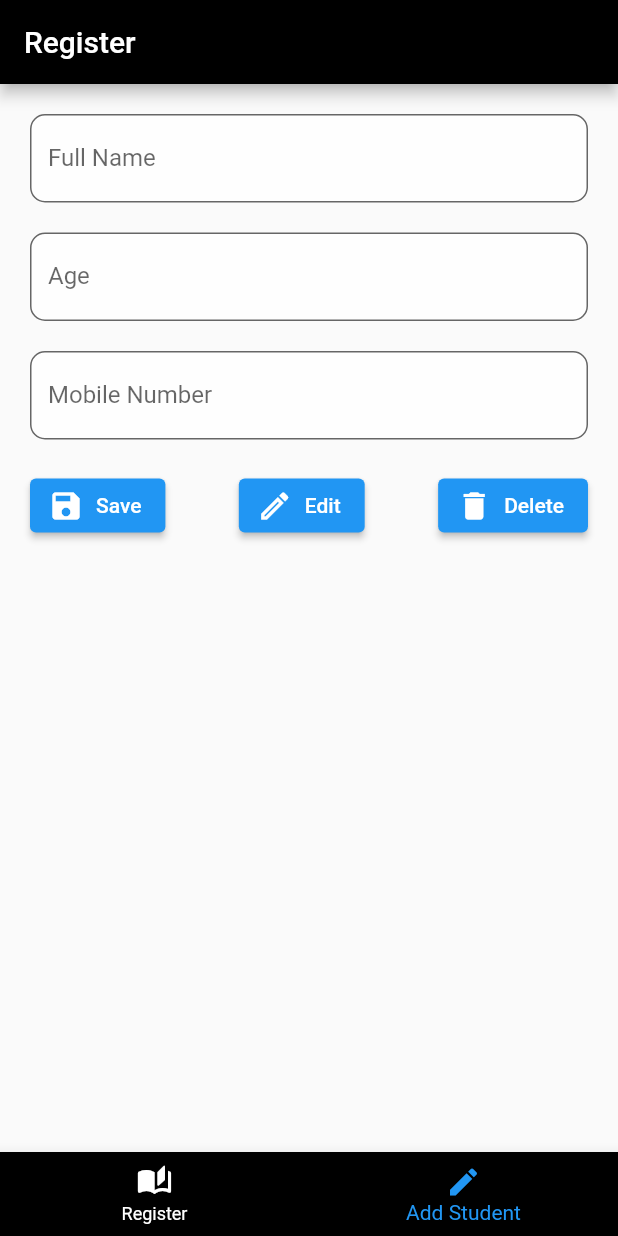
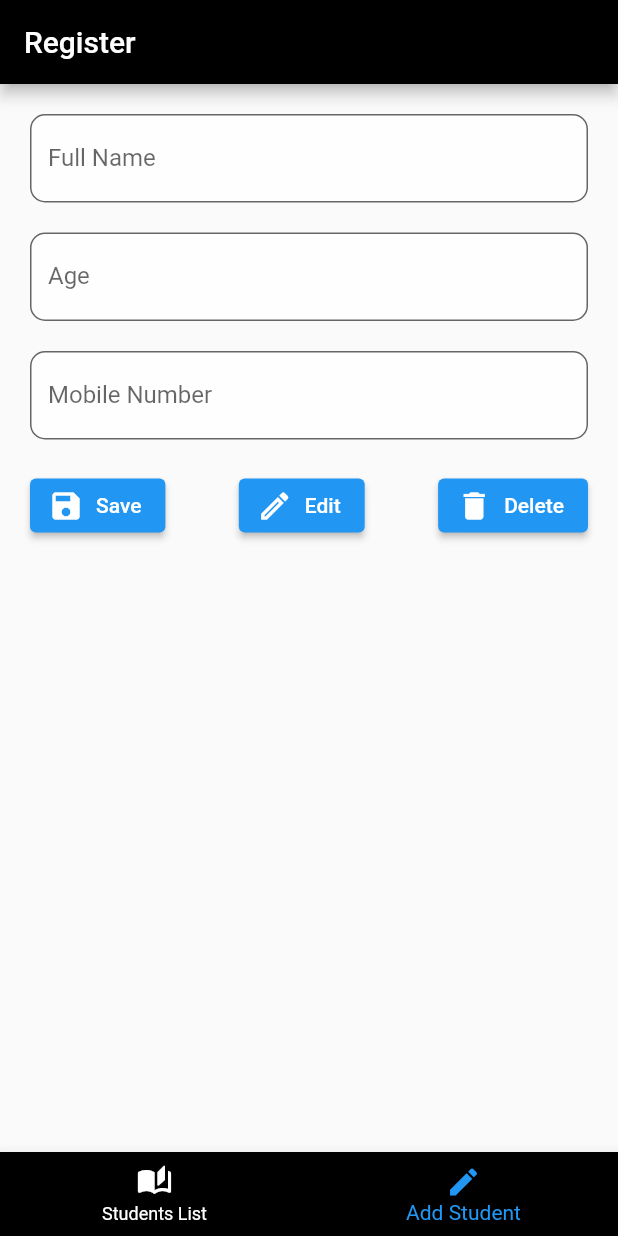
Before and after one commit to joyaljosephnote/Students_Data_App, a Flutter app: the screen it shows after launch, item 2 of the bottom bar chosen, after a tap on "Save", on a phone screen of 412 x 824 dp. Run offline on Flutter 3.47's test engine with Material 2 defaults, Android fonts, the phone set to English and light mode, and no system bars.

Commit message:
added the swich functions save and edit- intial printing

```diff
--- /dev/null
+++ b/lib/database/functions/db_functions.dart
@@ -0,0 +1,10 @@
+import 'package:flutter/material.dart';
+
+import '../../model/data_model.dart';
+
+ValueNotifier<List<StudentModel>> studentListNotifier = ValueNotifier([]);
+
+void addStudent(StudentModel value) {
+  studentListNotifier.value.add(value);
+  print(value.toString());
+}
--- /dev/null
+++ b/lib/model/data_model.dart
@@ -0,0 +1,6 @@
+class StudentModel {
+  final String name;
+  final String age;
+
+  StudentModel({required this.name, required this.age});
+}
--- a/lib/screens/home_screen.dart
+++ b/lib/screens/home_screen.dart
@@ -32,7 +32,7 @@ class _HomeScreenState extends State<HomeScreen> {
         },
         items: const [
           BottomNavigationBarItem(
-              icon: Icon(Icons.auto_stories_rounded), label: 'Register'),
+              icon: Icon(Icons.auto_stories_rounded), label: 'Students List'),
           BottomNavigationBarItem(
               icon: Icon(Icons.create), label: 'Add Student'),
         ],
--- a/lib/screens/register.dart
+++ b/lib/screens/register.dart
@@ -1,10 +1,13 @@
 import 'package:flutter/material.dart';
+import 'package:students_app/database/functions/db_functions.dart';
+import 'package:students_app/model/data_model.dart';
 
 class StudentsRegister extends StatelessWidget {
   StudentsRegister({super.key});
 
   final _nameController = TextEditingController();
   final _ageController = TextEditingController();
+  final _mobileNumberController = TextEditingController();
 
   @override
   Widget build(BuildContext context) {
@@ -46,7 +49,7 @@ class StudentsRegister extends StatelessWidget {
               ),
               const SizedBox(height: 20),
               TextField(
-                controller: _nameController,
+                controller: _mobileNumberController,
                 decoration: InputDecoration(
                     labelText: 'Mobile Number',
                     border: OutlineInputBorder(
@@ -61,7 +64,9 @@ class StudentsRegister extends StatelessWidget {
                 mainAxisAlignment: MainAxisAlignment.spaceBetween,
                 children: [
                   ElevatedButton.icon(
-                    onPressed: () {},
+                    onPressed: () {
+                      onAddStudententButtonClicked();
+                    },
                     icon: Icon(Icons.save),
                     label: Text('Save'),
                   ),
@@ -91,5 +96,9 @@ class StudentsRegister extends StatelessWidget {
       return;
     }
     print('$_name  $_age');
+
+    final _student = StudentModel(name: _name, age: _age);
+
+    addStudent(_student);
   }
 }
--- a/lib/screens/students_list.dart
+++ b/lib/screens/students_list.dart
@@ -34,6 +34,19 @@ class StudentsList extends StatelessWidget {
                   hintText: "Type student Name",
                   fillColor: Colors.white70),
             ),
+            Expanded(
+              child: ListView.separated(
+                  shrinkWrap: true,
+                  itemBuilder: (context, index) {
+                    return ListTile(
+                      title: Text('data'),
+                    );
+                  },
+                  separatorBuilder: (context, index) {
+                    return Divider();
+                  },
+                  itemCount: 10),
+            )
           ],
         ),
       ),
```
